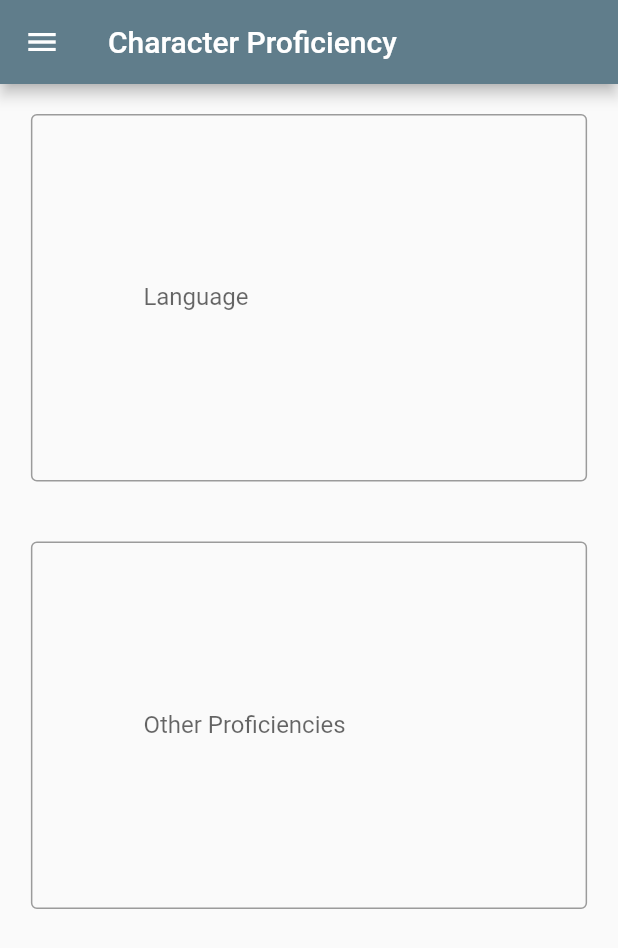
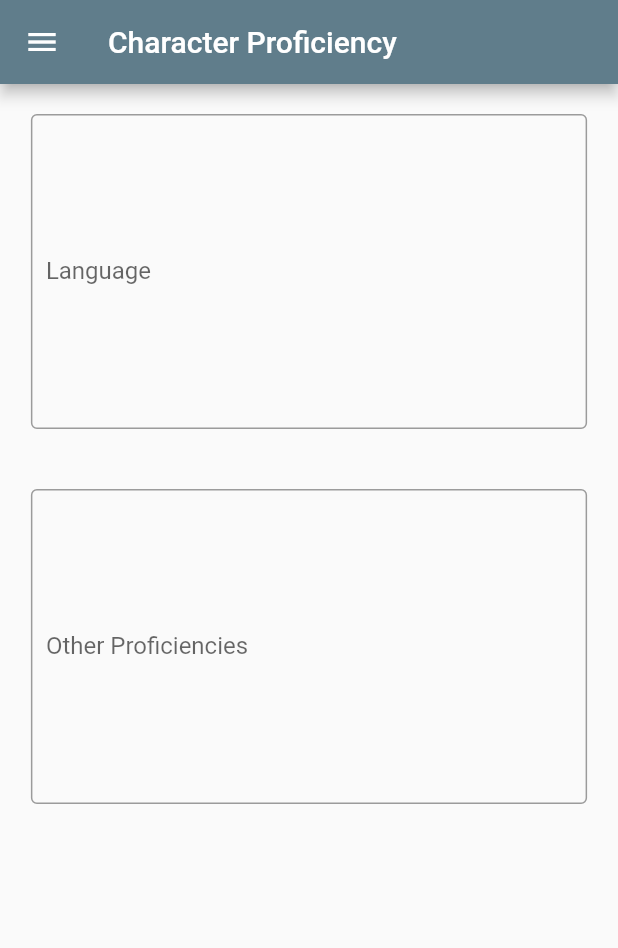
Before and after one commit to raymosaid/UASPromvis, a Flutter app: the ProficiencyPage screen opened directly, on a phone screen of 412 x 824 dp. Shown: the top 948 px of the screen. Run offline on Flutter 3.47's test engine with Material 2 defaults, Android fonts, the phone set to English and light mode, and no system bars.

Commit message:
rapihin tampilan feature

```diff
--- a/lib/feature.dart
+++ b/lib/feature.dart
@@ -40,7 +40,7 @@ class FeaturePage extends StatelessWidget {
         body: ListView(
           children: [
             Padding(
-              padding: EdgeInsets.all(20),
+              padding: EdgeInsets.fromLTRB(20, 20, 20, 10),
               child: Row(
                 mainAxisAlignment: MainAxisAlignment.center,
                 children: [
@@ -127,7 +127,7 @@ class FeaturePage extends StatelessWidget {
               ),
             ),
             Padding(
-              padding: EdgeInsets.all(20),
+              padding: EdgeInsets.fromLTRB(20, 20, 20, 10),
               child: Row(
                 mainAxisAlignment: MainAxisAlignment.center,
                 children: [
--- a/lib/proficiency.dart
+++ b/lib/proficiency.dart
@@ -41,10 +41,10 @@ class ProficiencyPage extends StatelessWidget {
                 SizedBox(
                   width: MediaQuery.of(context).size.width * 0.9,
                   child: TextField(
-                    maxLines: 5,
+                    maxLines: 10,
                     decoration: InputDecoration(
                       border: OutlineInputBorder(),
-                      contentPadding: EdgeInsets.all(75),
+                      contentPadding: EdgeInsets.all(10),
                       labelText: 'Language',
                     ),
                     textAlign: TextAlign.left,
@@ -62,10 +62,10 @@ class ProficiencyPage extends StatelessWidget {
                 SizedBox(
                   width: MediaQuery.of(context).size.width * 0.9,
                   child: TextField(
-                    maxLines: 5,
+                    maxLines: 10,
                     decoration: InputDecoration(
                       border: OutlineInputBorder(),
-                      contentPadding: EdgeInsets.all(75),
+                      contentPadding: EdgeInsets.all(10),
                       labelText: 'Other Proficiencies',
                     ),
                     textAlign: TextAlign.left,
```
